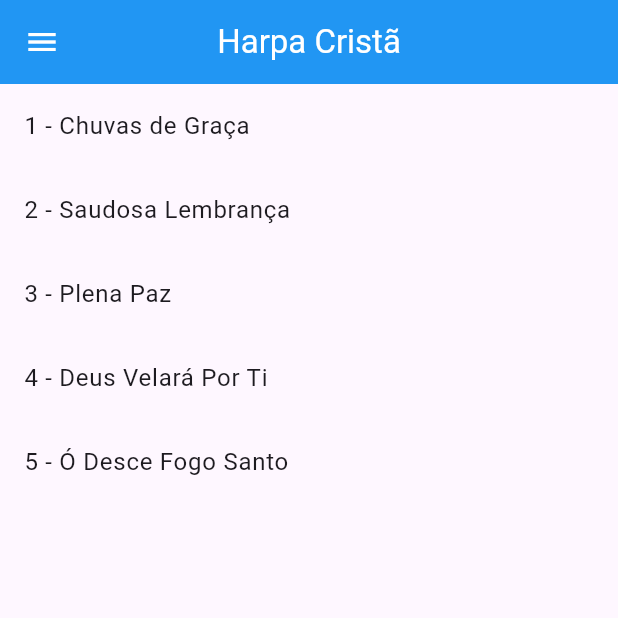
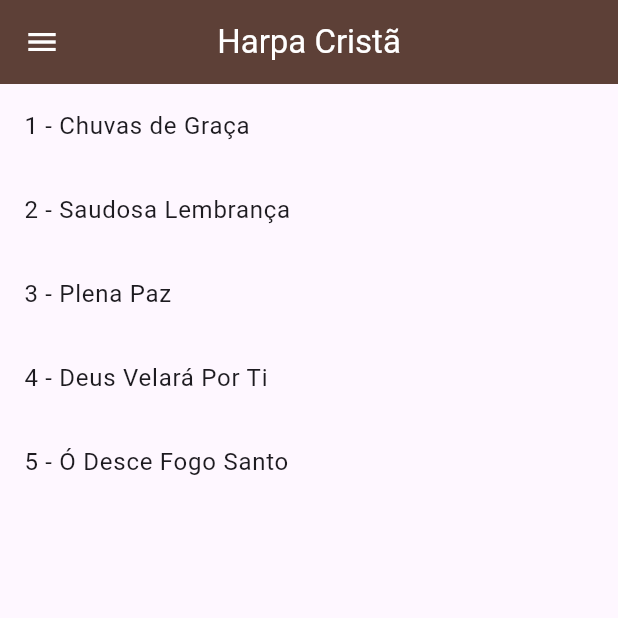
Before and after one commit to SilvaRuan16/Biblia-Harpa, a Flutter app: the screen it shows after launch, after a tap on "Harpa", on a phone screen of 412 x 824 dp, the top half of it. Run offline on Flutter 3.47's test engine with Material 3 defaults, Android fonts, the phone set to English and light mode, and no system bars.

Commit message:
modificação geral no app

```diff
--- /dev/null
+++ b/lib/src/config.dart
@@ -0,0 +1 @@
+// import 'package:flutter/material.dart';
--- a/lib/src/content/harpContent.dart
+++ b/lib/src/content/harpContent.dart
@@ -1,4 +1,3 @@
-
 import 'package:flutter/material.dart';
 
 import '../Texts/HarpTexts.dart';
--- a/lib/src/initial/initial.dart
+++ b/lib/src/initial/initial.dart
@@ -1,6 +1,6 @@
+import 'package:appbible/src/sizelist/biblelist.dart';
+import 'package:appbible/src/sizelist/harpalist.dart';
 import 'package:flutter/material.dart';
-import '../sizelist/harpalist.dart';
-import '../sizelist/biblelist.dart';
 
 class Initial extends StatelessWidget {
   const Initial({super.key});
@@ -8,17 +8,26 @@
   @override
   Widget build(BuildContext context) {
     return Scaffold(
-      backgroundColor: Colors.blue,
-      body: Center(
+      backgroundColor: Colors.brown[700],
+      body: Column(
+        children: [
+          const SizedBox(height: 40),
+          Image.asset(
+            'assets/images/cruzbrancalogo-removebg-preview.png',
+            width: 200,
+            height: 200,
+            fit: BoxFit.cover,
+          ),
+          Center(
             child: Column(
               mainAxisAlignment: MainAxisAlignment.center,
               children: [
-            SizedBox(
+                const SizedBox(
                   child: Text(
                     'Harpa e Biblia',
                     style: TextStyle(
-                  fontSize: 24,
-                  color: Colors.grey[800],
+                      fontSize: 30,
+                      color: Colors.white,
                     ),
                   ),
                 ),
@@ -71,6 +80,8 @@
               ],
             ),
           ),
+        ],
+      ),
     );
   }
 }
--- a/lib/src/sizelist/harpalist.dart
+++ b/lib/src/sizelist/harpalist.dart
@@ -17,31 +17,35 @@
   Widget build(BuildContext context) {
     return Scaffold(
       appBar: AppBar(
-        backgroundColor: Colors.blue,
+        backgroundColor: Colors.brown[700],
         centerTitle: true,
         automaticallyImplyLeading: false,
-        leading: Builder(builder: (BuildContext context) {
+        leading: Builder(
+          builder: (BuildContext context) {
             return IconButton(
               onPressed: () {
                 Scaffold.of(context).openDrawer();
               },
               icon: const Icon(Icons.menu, color: Colors.white),
-              color: Colors.black);
-        }),
+            );
+          },
+        ),
         title: const Text(
           'Harpa Cristã',
           style: TextStyle(color: Colors.white),
         ),
       ),
       drawer: Drawer(
+        child: Column(
+          children: [
+            Expanded(
               child: ListView(
-          padding: EdgeInsets.zero,
-          children: <Widget>[
+                children: [
                   DrawerHeader(
                     decoration: BoxDecoration(
-                color: Colors.blue,
+                      color: Colors.brown[700],
                     ),
-              child: Text(
+                    child: const Text(
                       'Menu',
                       style: TextStyle(
                         color: Colors.white,
@@ -50,24 +54,40 @@
                     ),
                   ),
                   ListTile(
-              title: Text('Item 1'),
+                    title: const Text('Item 1'),
+                    onTap: () {
+                      // Ação para o Item 1
+                    },
                   ),
                   ListTile(
-              title: Text('Item 2'),
+                    title: const Text('Item 2'),
+                    onTap: () {
+                      // Ação para o Item 2
+                    },
                   ),
                   ListTile(
-              title: Text('Item 3'),
+                    title: const Text('Item 3'),
+                    onTap: () {
+                      // Ação para o Item 3
+                    },
+                  ),
+                ],
+              ),
             ),
             SizedBox(
               width: double.infinity,
               child: ListTile(
-                title: Text(
+                tileColor: Colors.brown,
+                title: const Text(
                   'Voltar',
                   style: TextStyle(color: Colors.white),
                   textAlign: TextAlign.center,
                 ),
                 onTap: () {
-                  Navigator.push(context, MaterialPageRoute(builder: (context) => Initial()));
+                  Navigator.push(
+                    context,
+                    MaterialPageRoute(builder: (context) => const Initial()),
+                  );
                 },
               ),
             ),
@@ -83,8 +103,9 @@
               Navigator.push(
                 context,
                 MaterialPageRoute(
-                      builder: (context) =>
-                          HarpContentScreen(harp: harps[index])));
+                  builder: (context) => HarpContentScreen(harp: harps[index]),
+                ),
+              );
             },
           );
         },
```
Also changed, not shown: pubspec.yaml (+4 -67 lines), assets/images/cruzbrancalogo-removebg-preview.png (added). Lines whose indentation alone changed are shown as unchanged.
